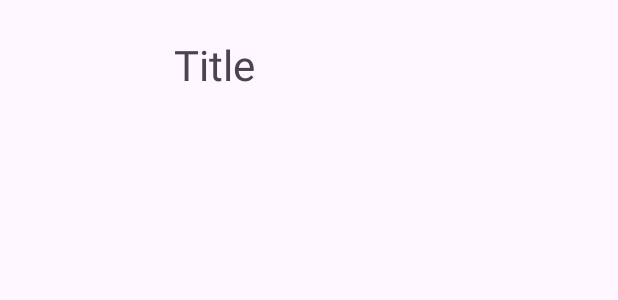
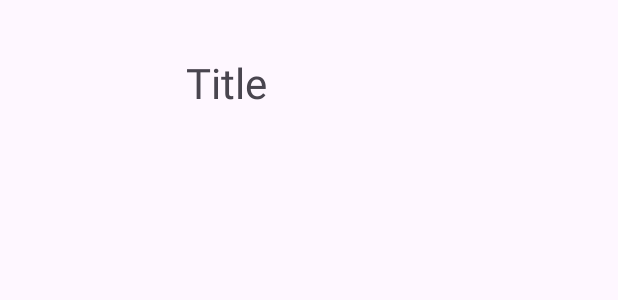
Before and after one commit to yukiodesigns/VaccineApp, an Android app: the layout recycler_item.xml on its own in the app's theme, with its tools: preview values and no code run, on a phone screen of 412 x 824 dp. Shown: the top 300 px of the screen. Run offline under Robolectric (Android 15) with nearby library versions, the phone set to English and light mode, and no system bars.

Commit message:
Created data class

```diff
--- /dev/null
+++ b/app/src/main/java/com/example/vaccinesapp/VaccineModel.kt
@@ -0,0 +1,3 @@
+package com.example.vaccinesapp
+
+data class VaccineModel(val name: String, val img: Int)
--- a/app/src/main/res/layout/recycler_item.xml
+++ b/app/src/main/res/layout/recycler_item.xml
@@ -10,7 +10,9 @@
         android:layout_width="80dp"
         android:layout_height="80dp"
         android:layout_marginStart="16dp"
+        android:layout_marginTop="16dp"
         android:layout_marginBottom="16dp"
+        app:layout_constraintBottom_toBottomOf="parent"
         app:layout_constraintStart_toStartOf="parent"
         app:layout_constraintTop_toTopOf="parent" />
 
@@ -18,8 +20,8 @@
         android:id="@+id/txt1"
         android:layout_width="wrap_content"
         android:layout_height="wrap_content"
-        android:layout_marginStart="20dp"
-        android:layout_marginTop="24dp"
+        android:layout_marginStart="28dp"
+        android:layout_marginTop="36dp"
         android:text="Title"
         android:textSize="28sp"
         app:layout_constraintStart_toEndOf="@+id/image"
```
